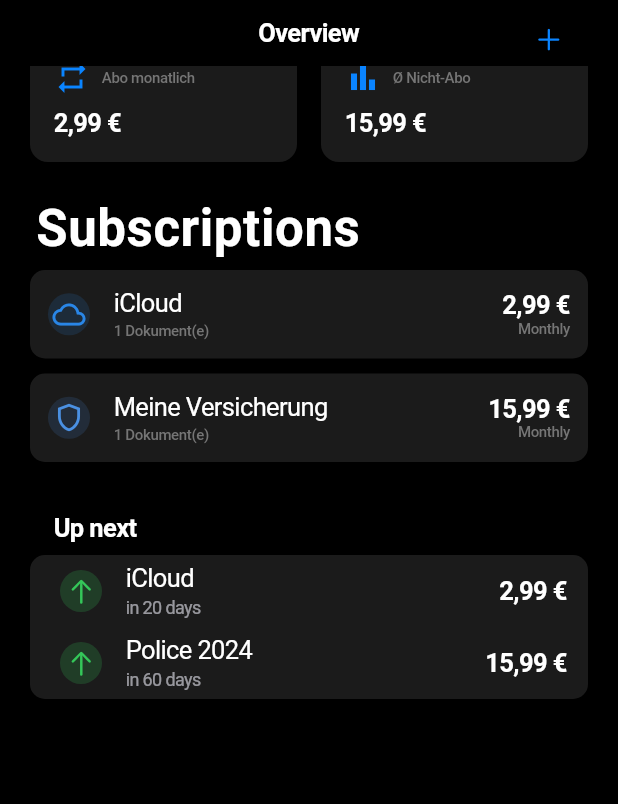
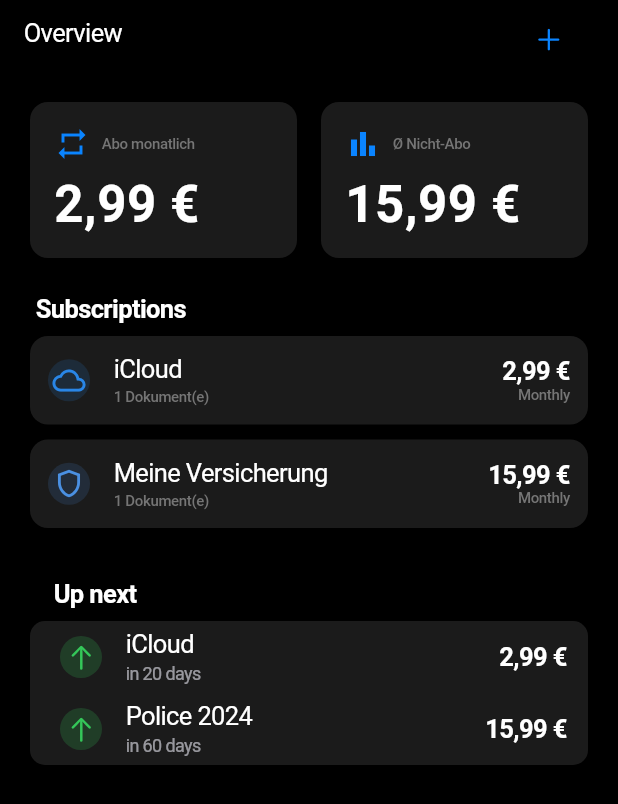
Before and after one commit to PhoenixFlyy/DigiHub, a Flutter app: the screen it shows after launch, on a phone screen of 412 x 824 dp. Shown: the top 804 px of the screen. Run offline on Flutter 3.47's test engine with Material 3 defaults, Android fonts, the phone set to English and light mode, and no system bars; our stand-ins replace flutter_colorpicker, shared_preferences.

Commit message:
update ios style

```diff
--- a/lib/screens/overview_screen.dart
+++ b/lib/screens/overview_screen.dart
@@ -18,9 +18,10 @@ class OverviewScreen extends StatelessWidget {
 
     return CupertinoPageScaffold(
       navigationBar: CupertinoNavigationBar(
-        middle: const Text('Overview'),
+        leading: const Text('Overview'),
         trailing: CupertinoButton(onPressed: () => _showAddFlow(context), child: const Icon(CupertinoIcons.add)),
       ),
+      child: SafeArea(
         child: ListView(
           padding: const EdgeInsets.symmetric(horizontal: 20, vertical: 24),
           children: [
@@ -30,14 +31,12 @@ class OverviewScreen extends StatelessWidget {
             if (vm.nextDueDocs.isNotEmpty) ...[const SizedBox(height: 24), _buildUpNextSection(context, vm)],
           ],
         ),
+      ),
     );
   }
 
   void _showAddFlow(BuildContext context) {
-    showCupertinoModalPopup(
-      context: context,
-      builder: (_) => AddEditCategorySheet(),
-    );
+    showCupertinoModalPopup(context: context, builder: (_) => AddEditCategorySheet());
   }
 
   void _onCategoryTapped(BuildContext context, SmartCategory category) {
@@ -45,7 +44,6 @@ class OverviewScreen extends StatelessWidget {
   }
 
   void _onCategoryLongPressed(BuildContext context, SmartCategory category) {
-    // Use CupertinoAlertDialog for the native iOS look
     showCupertinoDialog(
       context: context,
       builder: (BuildContext dialogContext) {
@@ -129,7 +127,7 @@ class OverviewScreen extends StatelessWidget {
       children: [
         Padding(
           padding: const EdgeInsets.only(left: 4.0, bottom: 8.0),
-          child: Text('Subscriptions', style: CupertinoTheme.of(context).textTheme.navLargeTitleTextStyle),
+          child: Text('Subscriptions', style: CupertinoTheme.of(context).textTheme.navTitleTextStyle),
         ),
         if (vm.categories.isEmpty)
           const Center(
@@ -140,7 +138,6 @@ class OverviewScreen extends StatelessWidget {
             (cat) => Padding(
               padding: const EdgeInsets.only(bottom: 10.0),
               child: CategoryCard(
-                // Note: This custom widget might also need conversion
                 category: cat,
                 onTap: () => _onCategoryTapped(context, cat),
                 onLongPress: () => _onCategoryLongPressed(context, cat),
--- a/lib/widgets/category_card.dart
+++ b/lib/widgets/category_card.dart
@@ -1,4 +1,5 @@
 import 'package:flutter/cupertino.dart';
+
 import '../models/smart_category.dart';
 import '../utils/colors.dart';
 import '../utils/formatters.dart';
@@ -16,42 +17,31 @@ class CategoryCard extends StatelessWidget {
     final totalAttachments = category.documents.fold(0, (sum, doc) => sum + doc.attachments.length);
     final theme = CupertinoTheme.of(context);
 
-    // Use GestureDetector to handle both tap and long press
     return GestureDetector(
       onTap: onTap,
       onLongPress: onLongPress,
-      // A container provides the background color and mimics the card look
       child: Container(
-        decoration: BoxDecoration(
+        decoration: ShapeDecoration(
           color: theme.barBackgroundColor,
-          borderRadius: BorderRadius.circular(10),
+          shape: RoundedSuperellipseBorder(borderRadius: BorderRadius.circular(12)),
         ),
         child: CupertinoListTile(
           padding: const EdgeInsets.all(12),
           leading: Container(
             width: 44,
             height: 44,
-            decoration: BoxDecoration(
-              color: color.withOpacity(0.15),
-              shape: BoxShape.circle,
-            ),
+            decoration: BoxDecoration(color: color.withOpacity(0.15), shape: BoxShape.circle),
             child: Icon(getIconData(category.iconName), color: color, size: 22),
           ),
           title: Text(category.name, style: theme.textTheme.textStyle),
           subtitle: Row(
             children: [
-              Text(
-                '${category.documents.length} Dokument(e)',
-                style: theme.textTheme.tabLabelTextStyle,
-              ),
+              Text('${category.documents.length} Dokument(e)', style: theme.textTheme.tabLabelTextStyle),
               if (totalAttachments > 0) ...[
                 const SizedBox(width: 8),
                 Icon(CupertinoIcons.paperclip, size: 14, color: theme.primaryColor),
                 const SizedBox(width: 2),
-                Text(
-                  '$totalAttachments',
-                  style: theme.textTheme.tabLabelTextStyle.copyWith(color: theme.primaryColor),
-                ),
+                Text('$totalAttachments', style: theme.textTheme.tabLabelTextStyle.copyWith(color: theme.primaryColor)),
               ],
             ],
           ),
@@ -63,10 +53,7 @@ class CategoryCard extends StatelessWidget {
                 currencyFormat.format(category.totalCost),
                 style: theme.textTheme.textStyle.copyWith(fontWeight: FontWeight.bold),
               ),
-              Text(
-                'Monthly', // This could be dynamic
-                style: theme.textTheme.tabLabelTextStyle,
-              ),
+              Text('Monthly', style: theme.textTheme.tabLabelTextStyle),
             ],
           ),
         ),
--- a/lib/widgets/metric_card.dart
+++ b/lib/widgets/metric_card.dart
@@ -1,4 +1,5 @@
 import 'package:flutter/cupertino.dart';
+
 import '../utils/colors.dart';
 
 class MetricCard extends StatelessWidget {
@@ -12,11 +13,10 @@ class MetricCard extends StatelessWidget {
   Widget build(BuildContext context) {
     final theme = CupertinoTheme.of(context);
 
-    // Replace Card with a styled Container
     return Container(
-      decoration: BoxDecoration(
-        color: theme.barBackgroundColor, // Use a theme-appropriate color
-        borderRadius: BorderRadius.circular(12),
+      decoration: ShapeDecoration(
+        color: theme.barBackgroundColor,
+        shape: RoundedSuperellipseBorder(borderRadius: BorderRadius.circular(12)),
       ),
       child: Padding(
         padding: const EdgeInsets.all(16.0),
@@ -31,10 +31,7 @@ class MetricCard extends StatelessWidget {
               ],
             ),
             const SizedBox(height: 8),
-            Text(
-              value,
-              style: theme.textTheme.navTitleTextStyle.copyWith(fontWeight: FontWeight.bold),
-            ),
+            Text(value, style: theme.textTheme.navLargeTitleTextStyle.copyWith(fontWeight: FontWeight.bold)),
           ],
         ),
       ),
```
Lines whose indentation alone changed are shown as unchanged.
